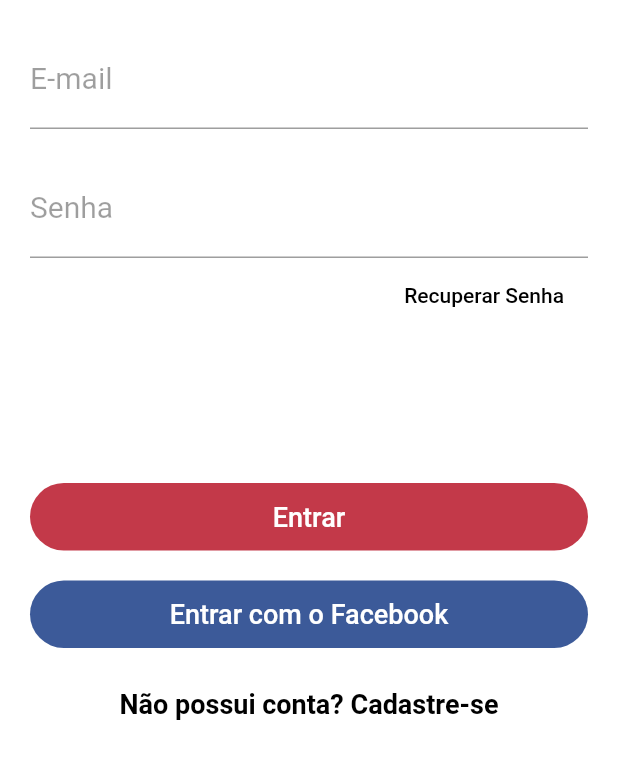
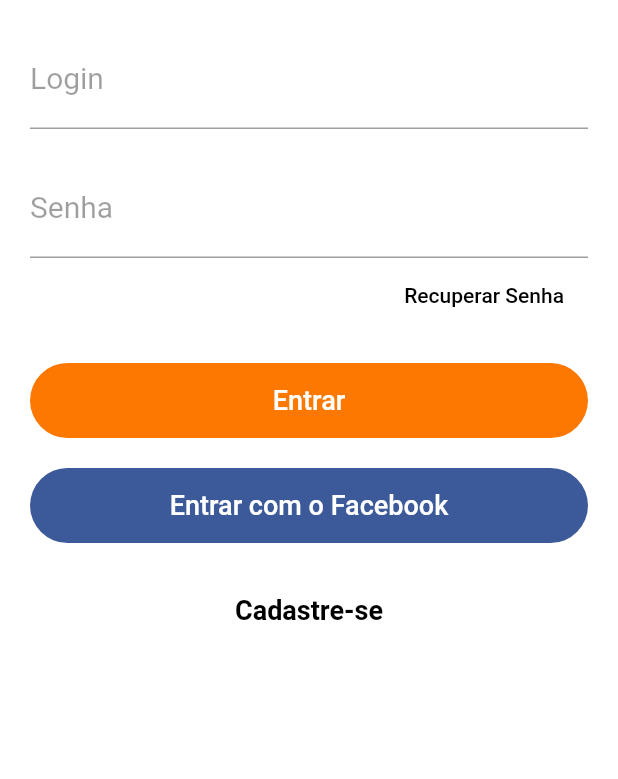
Before and after one commit to Brannlima/Role, a Flutter app: the screen it shows after launch, on a phone screen of 412 x 824 dp, the part 222-1001 px from its top. Run offline on Flutter 3.47's test engine with Material 2 defaults, Android fonts, the phone set to English and light mode, and no system bars; our stand-ins replace firebase_auth; missing offline and left inert: flutter_facebook_login, lib; accounts and stored records are empty.

Commit message:
Tentando fazer rodar essa merda

```diff
--- a/lib/Login/login-page.dart
+++ b/lib/Login/login-page.dart
@@ -1,5 +1,7 @@
+import 'package:lib/Cadastro/cadastro.dart';
 import 'package:flutter/material.dart';
-import 'package:role/Cadastro/cadastro.dart';
+import 'package:flutter_facebook_login/flutter_facebook_login.dart';
+import 'package:firebase_auth/firebase_auth.dart';
 
 import '../Home/home.dart';
 
@@ -32,7 +34,7 @@
                 fontSize: 20,
               ),
               decoration: InputDecoration(
-                labelText: "E-mail",
+                labelText: "Login",
                 labelStyle: TextStyle(color: Colors.black38),
               ),
             ),
@@ -63,13 +65,13 @@
               ),
             ),
             SizedBox(
-              height: 100,
+              height: 20,
             ),
             Container(
-              height: 45,
+              height: 50,
               alignment: Alignment.centerLeft,
               decoration: BoxDecoration(
-                color: Color(0xFFC33949),
+                color: Color(0xFFFC7801),
                 borderRadius: BorderRadius.all(
                   Radius.circular(25),
                 ),
@@ -97,7 +99,7 @@
               height: 20,
             ),
             Container(
-              height: 45,
+              height: 50,
               alignment: Alignment.centerLeft,
               decoration: BoxDecoration(
                 color: Color(0xFF3C5A99),
@@ -127,7 +129,7 @@
               height: 20,
             ),
             Container(
-              height: 35,
+              height: 50,
               alignment: Alignment.center,
               child: FlatButton(
                 onPressed: () {
@@ -137,7 +139,7 @@
                   );
                 },
                 child: Text(
-                  "Não possui conta? Cadastre-se",
+                  "Cadastre-se",
                   style: TextStyle(
                     color: Colors.black,
                     fontWeight: FontWeight.bold,
```
Also changed, not shown: 4 other files.
